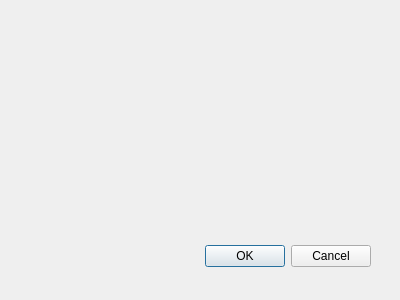
Old version of the form Gui/GuiComponents/PlotConfigureDialog.ui in the repository DrBenEvans/AerOptGUI.
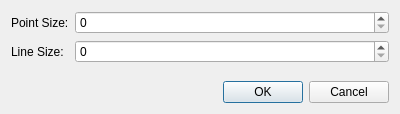
New version of the form.

Commit message: view configuration dialog (icon sizes etc)

What changed in the file:
```diff
--- a/Gui/GuiComponents/PlotConfigureDialog.ui
+++ b/Gui/GuiComponents/PlotConfigureDialog.ui
@@ -9,21 +9,39 @@
     <x>0</x>
     <y>0</y>
     <width>400</width>
-    <height>300</height>
+    <height>114</height>
    </rect>
   </property>
   <property name="windowTitle">
    <string>Dialog</string>
   </property>
+  <layout class="QVBoxLayout" name="verticalLayout">
+   <item>
+    <layout class="QFormLayout" name="formLayout">
+     <item row="0" column="0">
+      <widget class="QLabel" name="label_pointSize">
+       <property name="text">
+        <string>Point Size:</string>
+       </property>
+      </widget>
+     </item>
+     <item row="1" column="0">
+      <widget class="QLabel" name="label_lineSize">
+       <property name="text">
+        <string>Line Size:</string>
+       </property>
+      </widget>
+     </item>
+     <item row="0" column="1">
+      <widget class="QSpinBox" name="pointSize"/>
+     </item>
+     <item row="1" column="1">
+      <widget class="QSpinBox" name="lineSize"/>
+     </item>
+    </layout>
+   </item>
+   <item>
   <widget class="QDialogButtonBox" name="buttonBox">
-   <property name="geometry">
-    <rect>
-     <x>30</x>
-     <y>240</y>
-     <width>341</width>
-     <height>32</height>
-    </rect>
-   </property>
    <property name="orientation">
     <enum>Qt::Horizontal</enum>
    </property>
@@ -31,6 +49,8 @@
     <set>QDialogButtonBox::Cancel|QDialogButtonBox::Ok</set>
    </property>
   </widget>
+   </item>
+  </layout>
  </widget>
  <pixmapfunction/>
  <resources/>
```
Left out of the diff: 5 changed lines with no effect on the pictures. Lines whose indentation alone changed are shown as unchanged. The commit also changes 7 other files.
